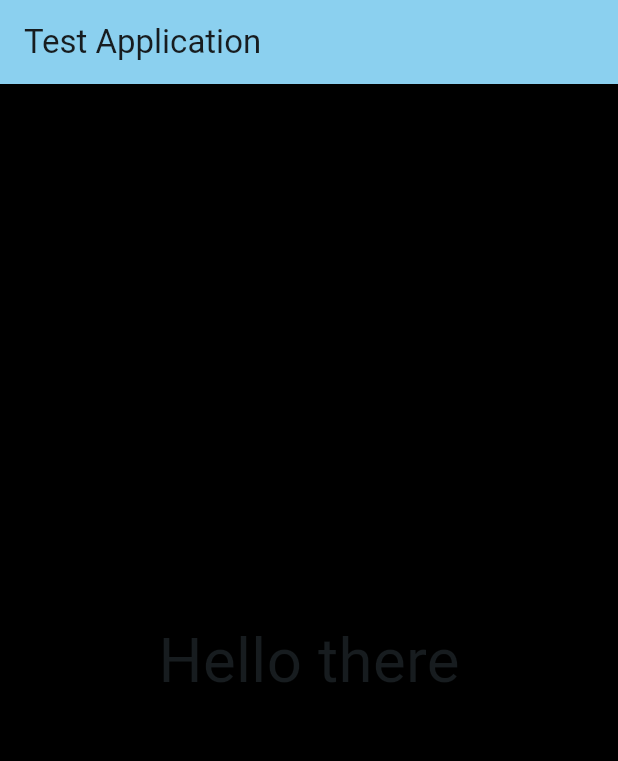
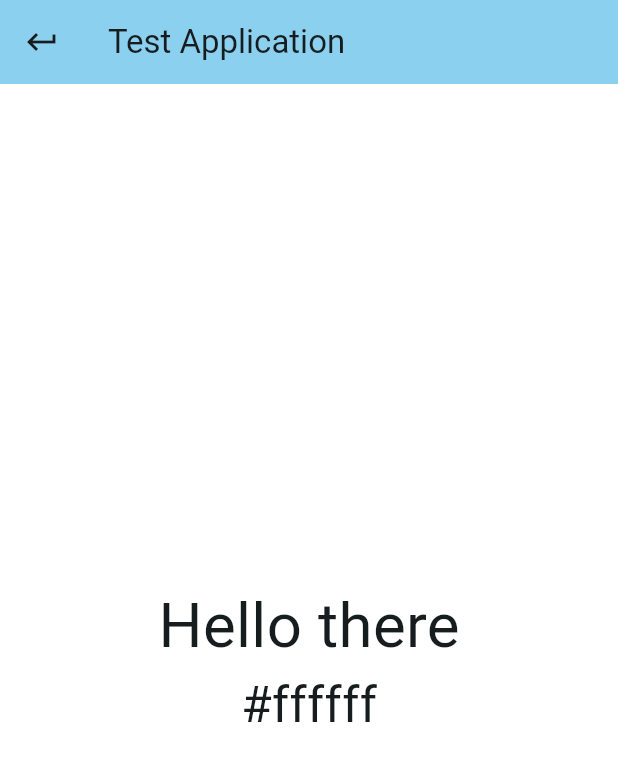
Before and after one commit to Band3er/test-application, a Flutter app: the screen it shows after launch, on a phone screen of 412 x 824 dp. Shown: the top 761 px of the screen. Run offline on Flutter 3.47's test engine with Material 3 defaults, Android fonts, the phone set to English and light mode, and no system bars.

Commit message:
added features

```diff
--- a/lib/main.dart
+++ b/lib/main.dart
@@ -32,25 +32,47 @@ class _MyHomePageState extends State<MyHomePage> {
   double? xCoordinate = 0;
   double? yCoordinate = 0;
 
+  List<Map<String, int>> colorHistory = [
+    {'red': 255, 'green': 255, 'blue': 255},
+  ];
+
   @override
   void initState() {
     super.initState();
   }
 
-
   @override
   Widget build(BuildContext context) {
     double width = MediaQuery.of(context).size.width;
 
+    final hexColor =
+        "${colorHistory.last['red']?.toRadixString(16)}${colorHistory.last['green']?.toRadixString(16)}${colorHistory.last['blue']?.toRadixString(16)}";
+
+    print(colorHistory.toString());
+
     return Scaffold(
       appBar: AppBar(
         backgroundColor: Theme.of(context).colorScheme.inversePrimary,
+        leading: IconButton(
+          icon: Icon(Icons.keyboard_return),
+          onPressed: () => _previousColor(colorHistory),
+        ),
         title: Text(widget.title),
       ),
-      backgroundColor: Color.fromRGBO((xCoordinate! % 256).round(), (yCoordinate! % 256).round(), ((xCoordinate! * yCoordinate!) % 256).round(), 1),
+      backgroundColor: _setColor(
+        colorHistory.last['red']!,
+        colorHistory.last['green']!,
+        colorHistory.last['blue']!,
+      ),
       body: GestureDetector(
         child: Center(
-          child: Text("Hello there", style: TextStyle(fontSize: width * 0.1)),
+          child: Column(
+            mainAxisAlignment: MainAxisAlignment.center,
+            children: [
+              Text("Hello there", style: TextStyle(fontSize: width * 0.1)),
+              Text("#$hexColor", style: TextStyle(fontSize: width * 0.08)),
+            ],
+          ),
         ),
         behavior: HitTestBehavior.opaque,
         onTapDown: (TapDownDetails details) => _onTapDown(details),
@@ -59,11 +81,34 @@ class _MyHomePageState extends State<MyHomePage> {
   }
 
   _onTapDown(TapDownDetails details) {
+    xCoordinate = details.globalPosition.dx;
+    yCoordinate = details.globalPosition.dy;
+
+    final colorRed = xCoordinate!.round() % 256;
+    final colorGreen = yCoordinate!.round() % 256;
+    final colorBlue = (xCoordinate! * yCoordinate!).round() % 256;
+
     setState(() {
-      xCoordinate = details.globalPosition.dx;
-      yCoordinate = details.globalPosition.dy;
+      colorHistory.add({
+        'red': colorRed,
+        'green': colorGreen,
+        'blue': colorBlue,
+      });
     });
 
     print("dx: $xCoordinate \n dy: $yCoordinate");
   }
+
+  Color? _setColor(int colorRed, int colorGreen, int colorBlue) {
+    return Color.fromRGBO(colorRed, colorGreen, colorBlue, 1);
+  }
+
+  _previousColor(List<dynamic> colorHistory) {
+    setState(() {
+      if (colorHistory.length > 1) {
+        colorHistory.removeLast();
+        print(colorHistory.toString());
+      }
+    });
+  }
 }
```
